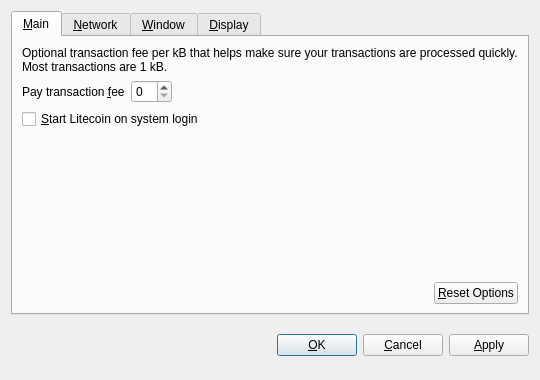
Before: the Qt Designer form src/qt/forms/optionsdialog.ui in miscbrah/misccoin, drawn with Qt 5.
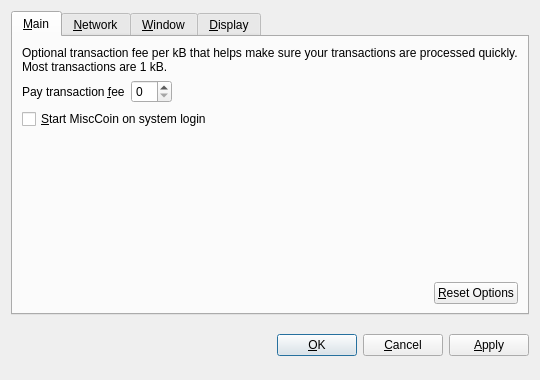
After: the same form once the commit is applied. Custom widgets are drawn as their Qt base class.

```diff
--- a/src/qt/forms/optionsdialog.ui
+++ b/src/qt/forms/optionsdialog.ui
@@ -82,7 +82,7 @@
           <string>Automatically start Litecoin after logging in to the system.</string>
          </property>
          <property name="text">
-          <string>&amp;Start Litecoin on system login</string>
+          <string>&amp;Start MiscCoin on system login</string>
          </property>
         </widget>
        </item>
```
Left out of the diff: 10 changed lines with no effect on the pictures.
